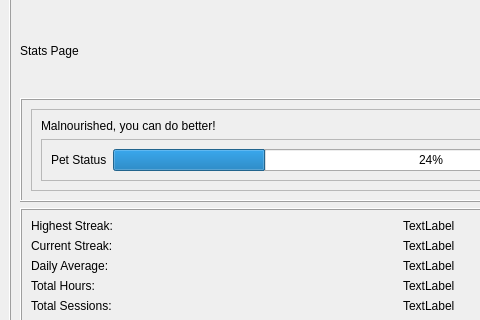
Qt form qtdesigner/stats_design.ui (Webtamu/shumi) before a commit; both pictures show x 0 to 480 and y 480 to 800 of the 800 by 1000 pixel window.
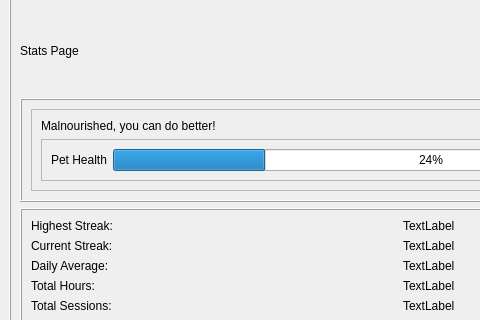
The same form after that commit.

Diff of the .ui file:
```diff
--- a/qtdesigner/stats_design.ui
+++ b/qtdesigner/stats_design.ui
@@ -101,7 +101,7 @@
                 <item>
                  <widget class="QLabel" name="label">
                   <property name="text">
-                   <string>Pet Status</string>
+                   <string>Pet Health</string>
                   </property>
                  </widget>
                 </item>
```
Left out of the diff: 14 changed lines with no effect on the pictures.
